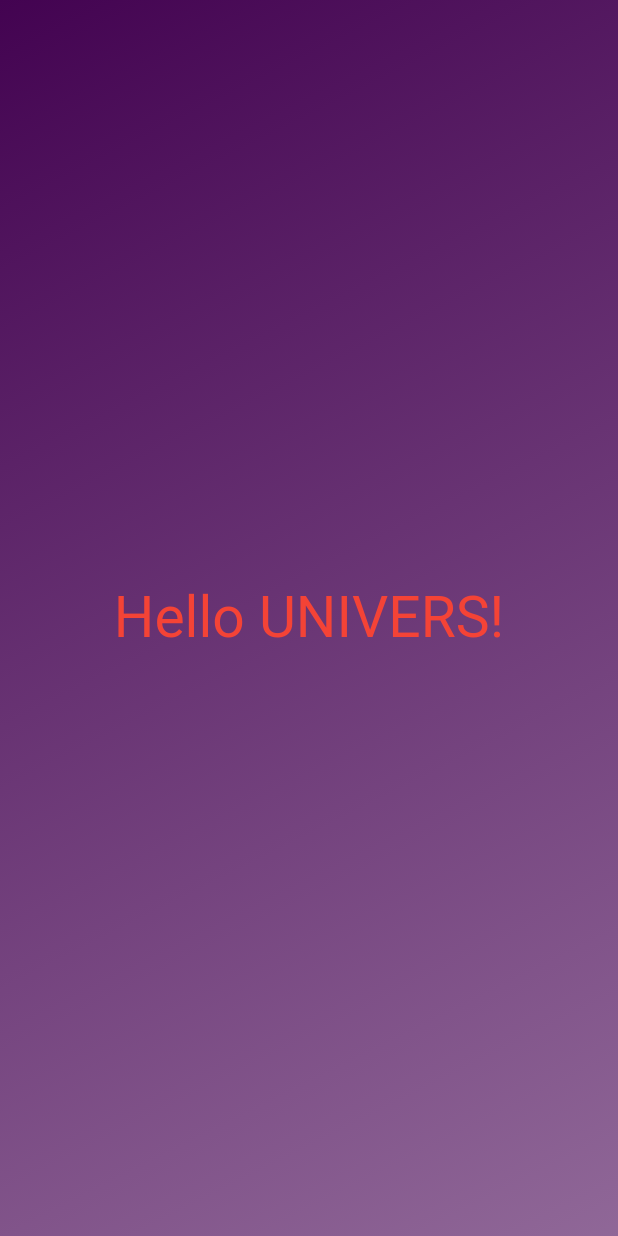
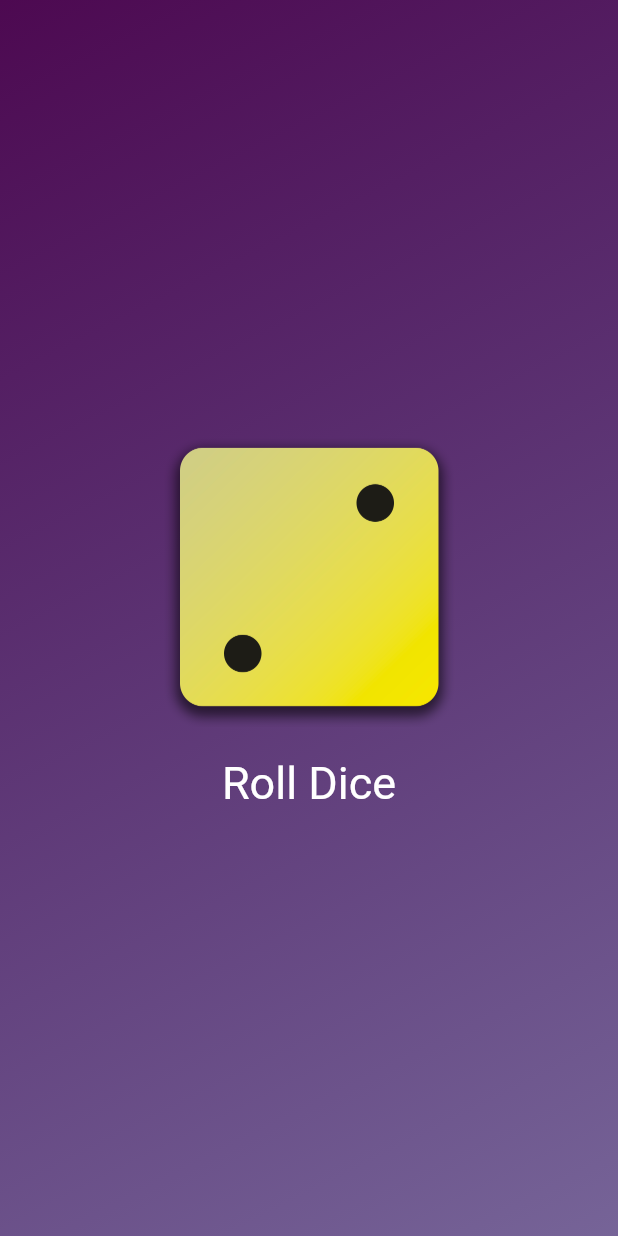
Before and after one commit to humayunmalic/dice_roller, a Flutter app: the screen it shows after launch, on a phone screen of 412 x 824 dp. Run offline on Flutter 3.47's test engine with Material 2 defaults, Android fonts, the phone set to English and light mode, and no system bars.

Commit message:
Display image, styling display ,App design

```diff
--- a/lib/gradient_container.dart
+++ b/lib/gradient_container.dart
@@ -1,8 +1,20 @@
 import 'package:dice_roller/styled_text.dart';
 import 'package:flutter/material.dart';
 
+const startAlignment = Alignment.topLeft;
+const endAlignment = Alignment.bottomRight;
+
 class GradientContainer extends StatelessWidget {
-  const GradientContainer({super.key});
+  const GradientContainer(this.color1, this.color2, {super.key});
+
+  const GradientContainer.purple({super.key})
+      : color1 = Colors.deepPurple,
+        color2 = Colors.indigo;
+
+  final Color color1;
+  final Color color2;
+
+  void rollDice() {}
 
   @override
   Widget build(context) {
@@ -10,16 +22,31 @@ class GradientContainer extends StatelessWidget {
         decoration: const BoxDecoration(
           gradient: LinearGradient(
             colors: [
-            Color.fromARGB(255, 67, 3, 81),
-            Color.fromARGB(155, 75, 9, 88),
+              Color.fromARGB(255, 77, 9, 81),
+              Color.fromARGB(155, 33, 3, 88),
             ],
             begin: Alignment.topLeft,
             end: Alignment.bottomRight,
           ),
         ),
-      child: const Center(
-          child: StyledText()
+        child: Center(
+          child: Column(
+            mainAxisSize: MainAxisSize.min,
+            children: [
+              Image.asset(
+                'assets/images/dice-2.png',
+                width: 200,
               ),
-    );
+              TextButton(
+                onPressed: rollDice,
+                style: TextButton.styleFrom(
+                  padding: const EdgeInsets.only(top:20,),
+                    foregroundColor: Colors.white,
+                    textStyle: TextStyle(fontSize: 30)),
+                child: const Text('Roll Dice'),
+              ),
+            ],
+          ),
+        ));
   }
 }
--- a/lib/main.dart
+++ b/lib/main.dart
@@ -6,7 +6,10 @@ void main() {
     const MaterialApp(
         title: 'App title',
         home: Scaffold(
-          body: GradientContainer()
+          body: GradientContainer(
+              Color.fromARGB(255, 33, 5, 109),
+              Color.fromARGB(255, 33, 5, 109)
+        ),
         )),
   );
 }
--- a/lib/styled_text.dart
+++ b/lib/styled_text.dart
@@ -2,13 +2,14 @@ import 'package:flutter/material.dart';
 
 class StyledText extends StatelessWidget
 {
-  const StyledText({super.key});
+  const StyledText(this.text, {super.key});
+  final String text;
   @override
   Widget build (context) {
     return const Text(
     'Hello UNIVERS!',
     style: TextStyle(
-      color: Colors.red,
+      color: Colors.white,
       fontSize: 38,
     ),
     );
```
Also changed, not shown: pubspec.yaml (+7 -3 lines), assets/images/dice-1.png (added), assets/images/dice-2.png (added), assets/images/dice-3.png (added), assets/images/dice-4.png (added), assets/images/dice-5.png (added), assets/images/dice-6.png (added). Lines whose indentation alone changed are shown as unchanged.
